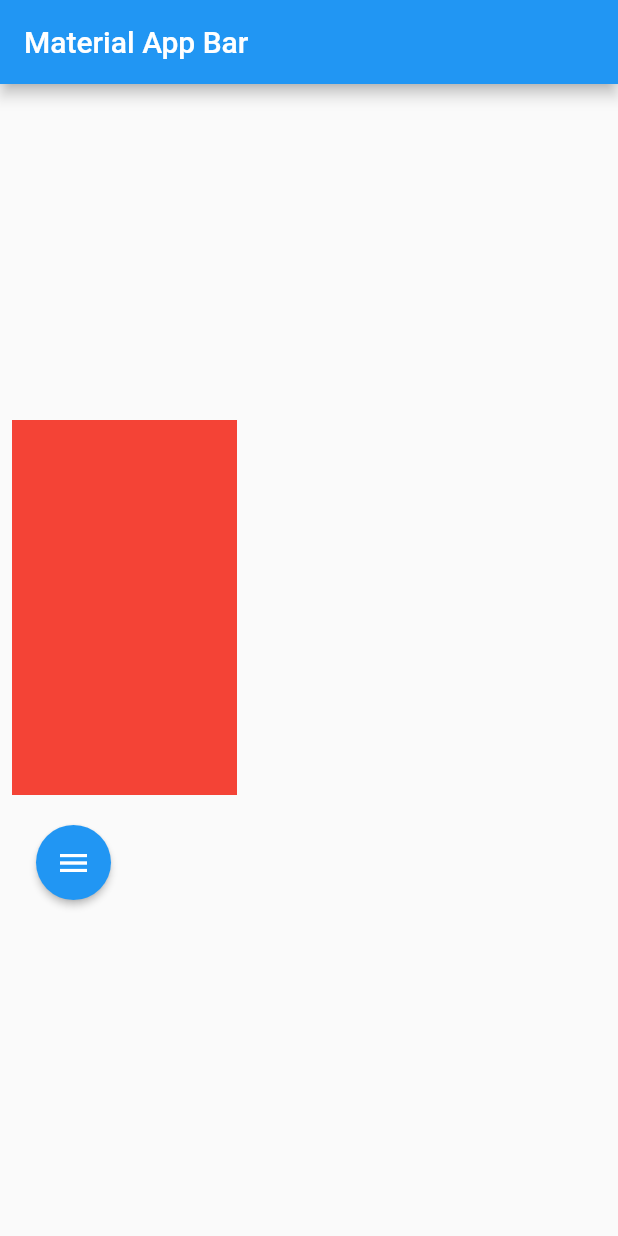
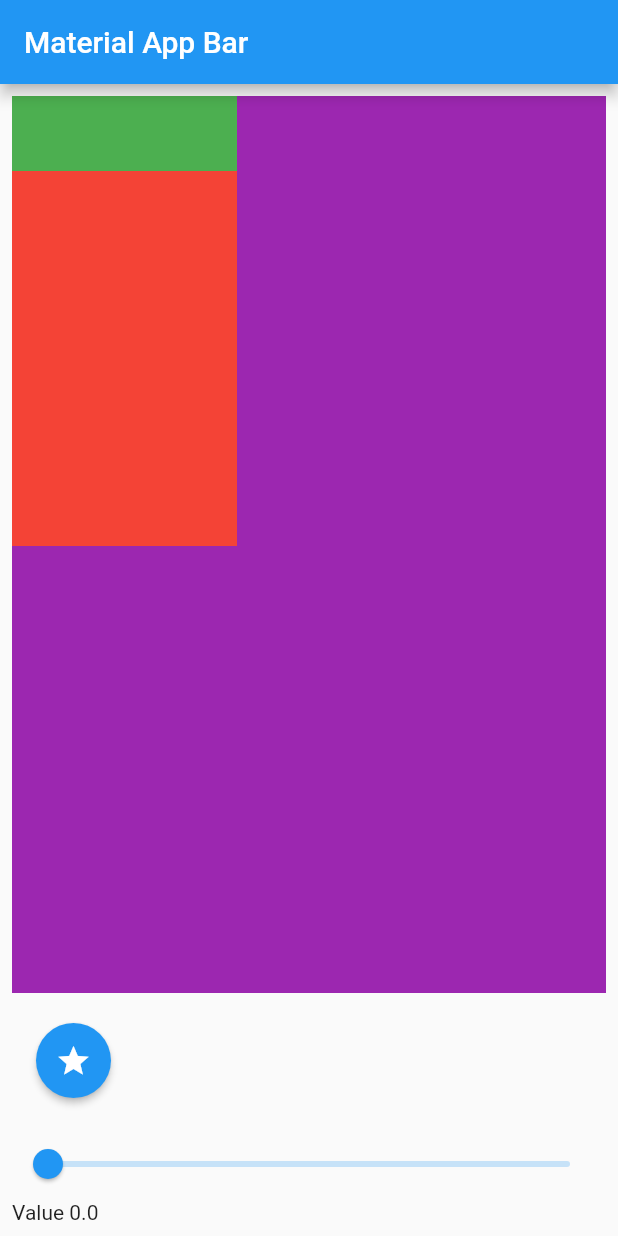
Before and after one commit to TKMonkey/tale_drawer, a Flutter app: the screen it shows after launch, on a phone screen of 412 x 824 dp. Run offline on Flutter 3.47's test engine with Material 2 defaults, Android fonts, the phone set to English and light mode, and no system bars.

Commit message:
experimental guillotine

```diff
--- a/lib/src/guillotine/guillotine_drawer.dart
+++ b/lib/src/guillotine/guillotine_drawer.dart
@@ -1,6 +1,8 @@
+import 'dart:math';
+
 import 'package:flutter/material.dart';
 
-const duration = Duration(milliseconds: 1000);
+const duration = Duration(milliseconds: 600);
 
 class GuillotineDrawer extends StatefulWidget {
   const GuillotineDrawer({
@@ -14,6 +16,8 @@ class GuillotineDrawer extends StatefulWidget {
 class _GuillotineDrawerState extends State<GuillotineDrawer>
     with SingleTickerProviderStateMixin {
   late AnimationController animationController;
+
+  double value = 0.0;
 
   @override
   void initState() {
@@ -36,14 +40,35 @@ class _GuillotineDrawerState extends State<GuillotineDrawer>
           mainAxisAlignment: MainAxisAlignment.center,
           crossAxisAlignment: CrossAxisAlignment.start,
           children: [
-            Stack(
-              children: [
-                Container(
-                  width: 150,
-                  height: 250,
-                  color: Colors.red,
+            Expanded(
+              child: Container(
+                color: Colors.purple,
+                child: Stack(
+                  fit: StackFit.expand,
+                  children: [
+                    Positioned(
+                      top: 50,
+                      child: Transform(
+                        alignment: Alignment.topLeft,
+                        transform: Matrix4.identity()..rotateZ(-pi * value),
+                        child: Container(
+                          width: 150,
+                          height: 250,
+                          color: Colors.red,
+                        ),
+                      ),
+                    ),
+                    Positioned(
+                      top: 0,
+                      child: Container(
+                        width: 150,
+                        height: 50,
+                        color: Colors.green,
+                      ),
+                    ),
+                  ],
                 ),
-              ],
+              ),
             ),
             const SizedBox(height: 20),
             ElevatedButton(
@@ -56,10 +81,20 @@ class _GuillotineDrawerState extends State<GuillotineDrawer>
                 width: 50,
                 height: 50,
                 child: Icon(
-                  Icons.menu,
+                  Icons.star,
                 ),
               ),
-            )
+            ),
+            const SizedBox(height: 20),
+            Slider(
+              value: value,
+              onChanged: (v) {
+                setState(() {
+                  value = v;
+                });
+              },
+            ),
+            Text('Value $value')
           ],
         ),
       ),
```
Also changed, not shown: 1 other file.
